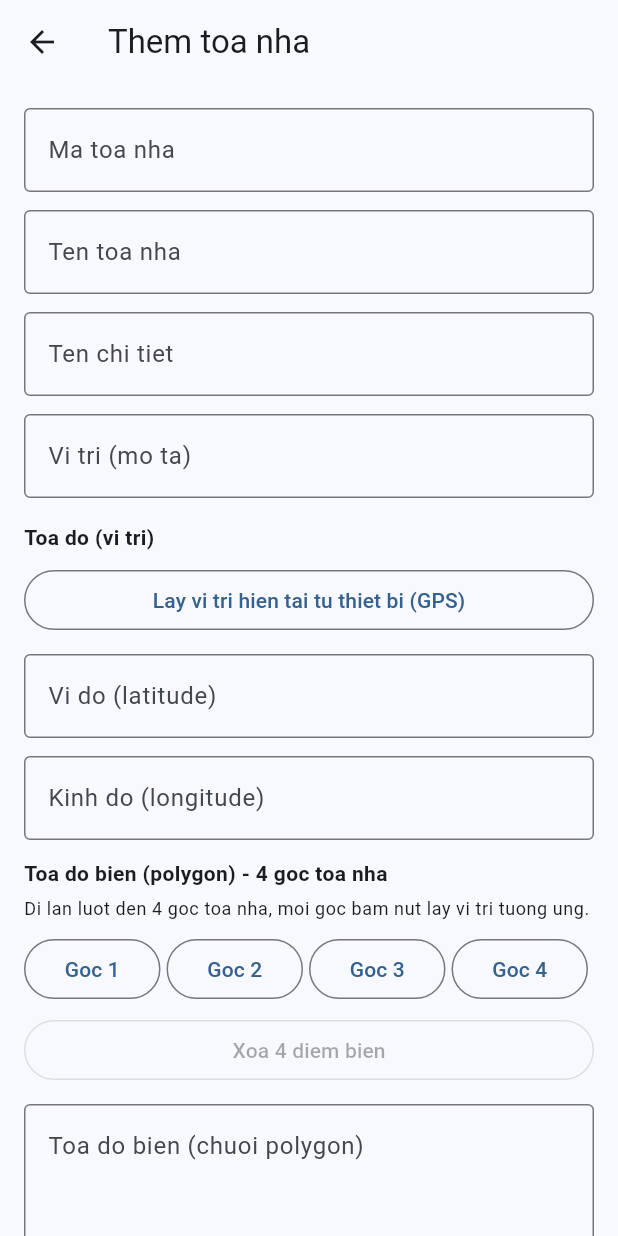
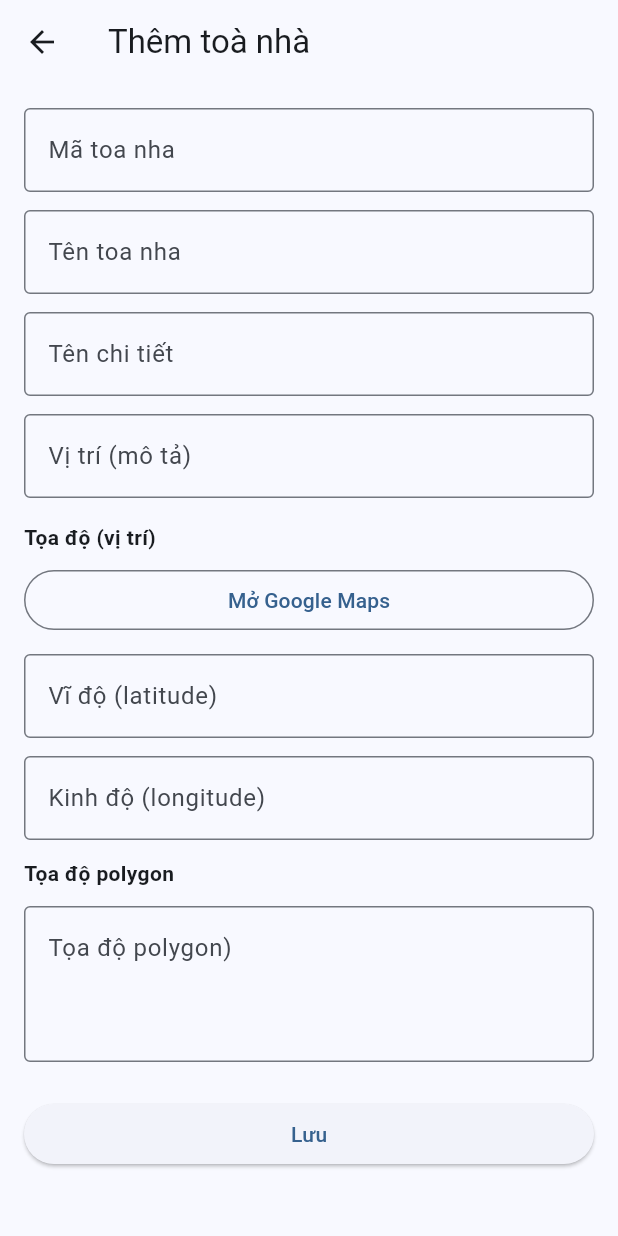
Before and after one commit to cloudtloc/toanha_vi_tri, a Flutter app: the ToaNhaFormScreen screen opened directly, on a phone screen of 412 x 824 dp. Run offline on Flutter 3.47's test engine with Material 3 defaults, Android fonts, the phone set to English and light mode, and no system bars; our stand-ins replace flutter_dotenv, geolocator, google_maps_flutter; network calls fail.

Commit message:
Google Maps: map picker, dotenv backend + maps key, cai dat iOS
Made-with: Cursor

```diff
--- a/lib/config/api_config.dart
+++ b/lib/config/api_config.dart
@@ -1,5 +1,7 @@
+import 'package:flutter_dotenv/flutter_dotenv.dart';
+
 class ApiConfig {
-  static const String baseUrl =
-      'https://dorsad-stuart-quarrelsomely.ngrok-free.dev';
+  static String get baseUrl =>
+      dotenv.env['BACKEND_BASE_URL'] ?? 'https://dorsad-stuart-quarrelsomely.ngrok-free.dev';
   static const String viTriPath = '/api/toanha/vi-tri';
 }
--- a/lib/main.dart
+++ b/lib/main.dart
@@ -1,8 +1,11 @@
 import 'package:flutter/material.dart';
+import 'package:flutter_dotenv/flutter_dotenv.dart';
 
 import 'screens/toa_nha_list_screen.dart';
 
-void main() {
+Future<void> main() async {
+  WidgetsFlutterBinding.ensureInitialized();
+  await dotenv.load(fileName: '.env');
   runApp(const ToanhaViTriApp());
 }
 
--- a/lib/screens/toa_nha_form_screen.dart
+++ b/lib/screens/toa_nha_form_screen.dart
@@ -4,6 +4,7 @@ import '../models/toa_nha.dart';
 import '../services/location_service.dart';
 import '../services/toa_nha_api_service.dart';
 import '../utils/app_snackbar.dart';
+import 'map_picker_screen.dart';
 
 class ToaNhaFormScreen extends StatefulWidget {
   final ToaNhaViTri? toaNha;
@@ -159,6 +160,37 @@ class _ToaNhaFormScreenState extends State<ToaNhaFormScreen> {
     }
   }
 
+  Future<void> _moBanDoGoogleMap() async {
+    final lat = double.tryParse(_viDo.text.trim());
+    final lng = double.tryParse(_kinhDo.text.trim());
+    final polygon = _toaDoBien.text.trim().isEmpty ? null : _toaDoBien.text.trim();
+
+    final result = await Navigator.push<Map<String, dynamic>>(
+      context,
+      MaterialPageRoute(
+        builder: (ctx) => MapPickerScreen(
+          initialLatitude: lat,
+          initialLongitude: lng,
+          initialPolygon: polygon,
+        ),
+      ),
+    );
+
+    if (result == null) return;
+    final resLat = result['lat'] as double?;
+    final resLng = result['lng'] as double?;
+    final resPolygon = result['polygon'] as String?;
+
+    if (resLat != null && resLng != null) {
+      _viDo.text = resLat.toStringAsFixed(6);
+      _kinhDo.text = resLng.toStringAsFixed(6);
+    }
+    if (resPolygon != null && resPolygon.isNotEmpty) {
+      _toaDoBien.text = resPolygon;
+      _parseToaDoBienVaoBonGoc(resPolygon);
+    }
+  }
+
   Future<void> _luu() async {
     if (!_formKey.currentState!.validate()) return;
     setState(() => _saving = true);
@@ -189,13 +221,13 @@ class _ToaNhaFormScreenState extends State<ToaNhaFormScreen> {
         );
       }
       if (mounted) {
-        showThongBao(context, 'Luu thanh cong');
+        showThongBao(context, 'Lưu thành công');
         Navigator.pop(context, true);
       }
     } catch (e) {
       if (mounted) {
         setState(() => _saving = false);
-        showThongBao(context, 'Loi: $e', isLoi: true);
+        showThongBao(context, 'Lỗi: $e', isLoi: true);
       }
     }
   }
@@ -206,10 +238,10 @@ class _ToaNhaFormScreenState extends State<ToaNhaFormScreen> {
       appBar: AppBar(
         title: Text(
           chiCapNhatViTri
-              ? 'Cap nhat vi tri'
+              ? 'Cập nhật vị trí'
               : isEdit
-                  ? 'Sua toa nha'
-                  : 'Them toa nha',
+                  ? 'Sửa toà nhà'
+                  : 'Thêm toà nhà',
         ),
       ),
       body: Form(
@@ -221,13 +253,13 @@ class _ToaNhaFormScreenState extends State<ToaNhaFormScreen> {
               TextFormField(
                 controller: _maToaNha,
                 decoration: const InputDecoration(
-                  labelText: 'Ma toa nha',
+                  labelText: 'Mã toa nha',
                   border: OutlineInputBorder(),
                 ),
                 enabled: !isEdit,
                 validator: (v) {
                   if (!isEdit && (v == null || v.trim().isEmpty)) {
-                    return 'Nhap ma toa nha';
+                    return 'Nhập mã toa nha';
                   }
                   return null;
                 },
@@ -236,7 +268,7 @@ class _ToaNhaFormScreenState extends State<ToaNhaFormScreen> {
               TextFormField(
                 controller: _tenToaNha,
                 decoration: const InputDecoration(
-                  labelText: 'Ten toa nha',
+                  labelText: 'Tên toa nha',
                   border: OutlineInputBorder(),
                 ),
               ),
@@ -244,12 +276,12 @@ class _ToaNhaFormScreenState extends State<ToaNhaFormScreen> {
               TextFormField(
                 controller: _tenChiTiet,
                 decoration: const InputDecoration(
-                  labelText: 'Ten chi tiet',
+                  labelText: 'Tên chi tiết',
                   border: OutlineInputBorder(),
                 ),
                 validator: (v) {
                   if (!isEdit && (v == null || v.trim().isEmpty)) {
-                    return 'Nhap ten chi tiet';
+                    return 'Nhập tên chi tiết';
                   }
                   return null;
                 },
@@ -258,29 +290,23 @@ class _ToaNhaFormScreenState extends State<ToaNhaFormScreen> {
               TextFormField(
                 controller: _viTri,
                 decoration: const InputDecoration(
-                  labelText: 'Vi tri (mo ta)',
+                  labelText: 'Vị trí (mô tả)',
                   border: OutlineInputBorder(),
                 ),
               ),
               const SizedBox(height: 16),
             ],
-            const Text('Toa do (vi tri)', style: TextStyle(fontWeight: FontWeight.bold)),
+            const Text('Tọa độ (vị trí)', style: TextStyle(fontWeight: FontWeight.bold)),
             const SizedBox(height: 8),
             OutlinedButton(
-              onPressed: _locationLoading ? null : _layViTriHienTai,
-              child: _locationLoading
-                  ? const SizedBox(
-                      height: 20,
-                      width: 20,
-                      child: CircularProgressIndicator(strokeWidth: 2),
-                    )
-                  : const Text('Lay vi tri hien tai tu thiet bi (GPS)'),
+              onPressed: _moBanDoGoogleMap,
+              child: const Text('Mở Google Maps'),
             ),
             if (_lastAccuracyMeters != null)
               Padding(
                 padding: const EdgeInsets.only(top: 8),
                 child: Text(
-                  'Do chinh xac lan lay truoc: ${_lastAccuracyMeters!.toStringAsFixed(1)}m',
+                  'Độ chính xác lần lấy trước: ${_lastAccuracyMeters!.toStringAsFixed(1)}m',
                   style: Theme.of(context).textTheme.bodySmall,
                 ),
               ),
@@ -288,7 +314,7 @@ class _ToaNhaFormScreenState extends State<ToaNhaFormScreen> {
             TextFormField(
               controller: _viDo,
               decoration: const InputDecoration(
-                labelText: 'Vi do (latitude)',
+                labelText: 'Vĩ độ (latitude)',
                 border: OutlineInputBorder(),
                 hintText: 'VD: 9.942345',
               ),
@@ -298,7 +324,7 @@ class _ToaNhaFormScreenState extends State<ToaNhaFormScreen> {
             TextFormField(
               controller: _kinhDo,
               decoration: const InputDecoration(
-                labelText: 'Kinh do (longitude)',
+                labelText: 'Kinh độ (longitude)',
                 border: OutlineInputBorder(),
                 hintText: 'VD: 106.345678',
               ),
@@ -306,63 +332,16 @@ class _ToaNhaFormScreenState extends State<ToaNhaFormScreen> {
             ),
             const SizedBox(height: 12),
             const Text(
-              'Toa do bien (polygon) - 4 goc toa nha',
+              'Tọa độ polygon',
               style: TextStyle(fontWeight: FontWeight.bold),
-            ),
-            const SizedBox(height: 6),
-            Text(
-              'Di lan luot den 4 goc toa nha, moi goc bam nut lay vi tri tuong ung.',
-              style: Theme.of(context).textTheme.bodySmall,
-            ),
-            const SizedBox(height: 8),
-            Row(
-              children: List.generate(4, (i) {
-                final diem = _bienDiem[i];
-                final loading = _bienLoadingIndex == i;
-                return Expanded(
-                  child: Padding(
-                    padding: const EdgeInsets.only(right: 4),
-                    child: Column(
-                      crossAxisAlignment: CrossAxisAlignment.stretch,
-                      children: [
-                        OutlinedButton(
-                          onPressed: loading ? null : () => _layDiemBien(i),
-                          child: loading
-                              ? const SizedBox(
-                                  height: 18,
-                                  width: 18,
-                                  child: CircularProgressIndicator(strokeWidth: 2),
-                                )
-                              : Text('Goc ${i + 1}'),
-                        ),
-                        if (diem != null)
-                          Padding(
-                            padding: const EdgeInsets.only(top: 4),
-                            child: Text(
-                              '${diem.lat.toStringAsFixed(4)}, ${diem.lng.toStringAsFixed(4)}',
-                              style: Theme.of(context).textTheme.bodySmall,
-                              maxLines: 1,
-                              overflow: TextOverflow.ellipsis,
-                            ),
-                          ),
-                      ],
-                    ),
-                  ),
-                );
-              }),
-            ),
-            const SizedBox(height: 6),
-            OutlinedButton(
-              onPressed: _bienDiem.any((d) => d != null) ? _xoaBonDiemBien : null,
-              child: const Text('Xoa 4 diem bien'),
             ),
             const SizedBox(height: 12),
             TextFormField(
               controller: _toaDoBien,
               decoration: const InputDecoration(
-                labelText: 'Toa do bien (chuoi polygon)',
+                labelText: 'Tọa độ polygon)',
                 border: OutlineInputBorder(),
-                hintText: 'Tu dong dien khi lay du 4 goc, hoac nhap tay',
+                hintText: 'Nhập tay hoặc chọn 3 điểm trở lên  trên bản đồ',
                 alignLabelWithHint: true,
               ),
               maxLines: 3,
@@ -376,7 +355,7 @@ class _ToaNhaFormScreenState extends State<ToaNhaFormScreen> {
                       width: 24,
                       child: CircularProgressIndicator(strokeWidth: 2),
                     )
-                  : const Text('Luu'),
+                  : const Text('Lưu'),
             ),
           ],
         ),
--- a/lib/screens/toa_nha_list_screen.dart
+++ b/lib/screens/toa_nha_list_screen.dart
@@ -79,11 +79,11 @@ class _ToaNhaListScreenState extends State<ToaNhaListScreen> {
   Widget build(BuildContext context) {
     return Scaffold(
       appBar: AppBar(
-        title: const Text('Vi tri toa nha'),
+        title: const Text('Vị trí toà nhà'),
         actions: [
           TextButton(
             onPressed: _loading ? null : _load,
-            child: const Text('Tai lai'),
+            child: const Text('Tải lại'),
           ),
         ],
       ),
@@ -101,7 +101,7 @@ class _ToaNhaListScreenState extends State<ToaNhaListScreen> {
           );
           if (created == true) _load();
         },
-        child: const Text('Them'),
+        child: const Text('Thêm'),
       ),
     );
   }
@@ -129,7 +129,7 @@ class _ToaNhaListScreenState extends State<ToaNhaListScreen> {
                 const SizedBox(height: 16),
                 ElevatedButton(
                   onPressed: _load,
-                  child: const Text('Thu lai'),
+                  child: const Text('Thử lại'),
                 ),
               ],
             ),
@@ -142,7 +142,7 @@ class _ToaNhaListScreenState extends State<ToaNhaListScreen> {
         physics: const AlwaysScrollableScrollPhysics(),
         children: const [
           SizedBox(height: 200),
-          Center(child: Text('Chua co toa nha nao')),
+          Center(child: Text('Chưa có toà nhà nào')),
         ],
       );
     }
@@ -166,7 +166,7 @@ class _ToaNhaListScreenState extends State<ToaNhaListScreen> {
               children: [
                 if (item.coViTri)
                   Text(
-                    'Vi do: ${item.viDo?.toStringAsFixed(4) ?? "-"}, Kinh do: ${item.kinhDo?.toStringAsFixed(4) ?? "-"}',
+                    'Vĩ: ${item.viDo?.toStringAsFixed(4) ?? "-"}, Kinh: ${item.kinhDo?.toStringAsFixed(4) ?? "-"}',
                     style: Theme.of(context).textTheme.bodySmall,
                   ),
                 const SizedBox(width: 8),
@@ -198,15 +198,15 @@ class _ToaNhaListScreenState extends State<ToaNhaListScreen> {
                   itemBuilder: (ctx) => [
                     const PopupMenuItem(
                       value: 'sua',
-                      child: Text('Sua toa nha'),
+                      child: Text('Sửa toà nhà'),
                     ),
                     const PopupMenuItem(
                       value: 'cap_nhat_vi_tri',
-                      child: Text('Cap nhat vi tri'),
+                      child: Text('Cập nhật vị trí'),
                     ),
                     const PopupMenuItem(
                       value: 'xoa_vi_tri',
-                      child: Text('Xoa vi tri'),
+                      child: Text('Xóa vị trí'),
                     ),
                   ],
                 ),
```
Also changed, not shown: lib/screens/map_picker_screen.dart (added, +285 -0 lines), pubspec.yaml (+4 -5 lines), pubspec.lock, 8 other files.
